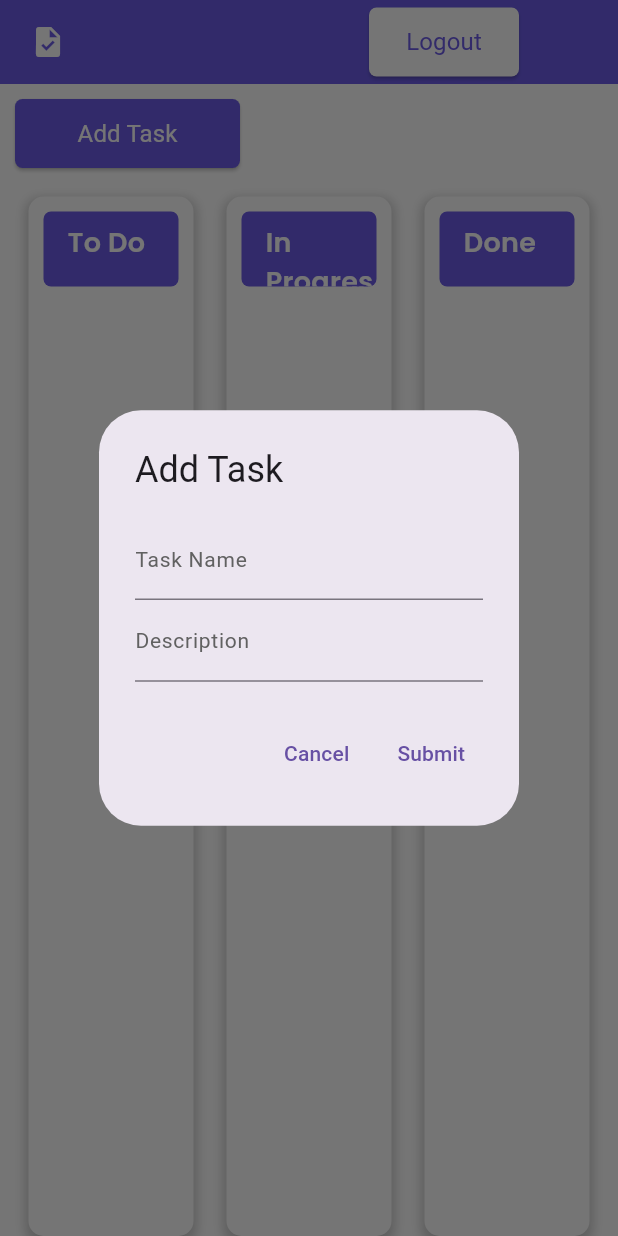
After one commit to Ashiquekk696/Bloc_Clean_todo_app, a Flutter app: the HomeScreen screen opened by its route, after a tap on "Add Task", on a phone screen of 412 x 824 dp. The commit adds this screen. Run offline on Flutter 3.47's test engine with Material 3 defaults, Android fonts, the phone set to English and light mode, and no system bars; our stand-ins replace flutter_bloc, get_it, google_fonts, hive, hive_flutter; accounts and stored records are empty.

Commit message:
Drag and drop implemented more code refactoring task deletion implemented

```diff
--- a/lib/core/utils/di.dart
+++ b/lib/core/utils/di.dart
@@ -5,8 +5,8 @@ import 'package:kinzy_todo_app/features/authentication/domain/usecases/login_use
 import 'package:kinzy_todo_app/features/authentication/domain/usecases/logout_usecase.dart';
 import 'package:kinzy_todo_app/features/authentication/domain/usecases/signup_usecase.dart';
 import 'package:kinzy_todo_app/features/authentication/presentation/bloc/auth_bloc.dart';
-import 'package:kinzy_todo_app/features/tasks/data/todo_repo_impl.dart';
-import 'package:kinzy_todo_app/features/tasks/domain/todo_repo.dart';
+import 'package:kinzy_todo_app/features/tasks/data/task_repo_impl.dart';
+import 'package:kinzy_todo_app/features/tasks/domain/task_repo.dart';
 import 'package:kinzy_todo_app/features/tasks/presentation/bloc/task_bloc.dart';
 
 import '../../features/authentication/data/repository/auth_repository.dart';
--- a/lib/core/utils/routes.dart
+++ b/lib/core/utils/routes.dart
@@ -14,12 +14,12 @@ class AppRoutes {
       case auth:
 
       // case home:
-      return MaterialPageRoute(builder: (_) => AuthScreen());
+      return MaterialPageRoute(builder: (_) => const AuthScreen());
 
       case task:
 
 
-      return MaterialPageRoute(builder: (_) => HomeScreen());
+      return MaterialPageRoute(builder: (_) => const HomeScreen());
 
        default:
          return _errorRoute();
--- a/lib/features/authentication/domain/usecases/login_usecase.dart
+++ b/lib/features/authentication/domain/usecases/login_usecase.dart
@@ -14,7 +14,7 @@ class LoginUseCase {
       bool userExists = await authRepository.login(user);
       if (userExists == true) {
         Navigator.of(NavigationService.navigatorKey.currentContext!)
-            .pushNamed(AppRoutes.task);
+            .pushReplacementNamed(AppRoutes.task);
       } else {
         ScaffoldMessenger.of(NavigationService.navigatorKey.currentContext!)
             .showSnackBar(
--- a/lib/features/authentication/domain/usecases/logout_usecase.dart
+++ b/lib/features/authentication/domain/usecases/logout_usecase.dart
@@ -13,7 +13,7 @@ class LogOutUseCase {
     try {
     await authRepository.logout();
      Navigator.of(NavigationService.navigatorKey.currentContext!)
-            .pushNamed(AppRoutes.auth);
+            .pushReplacementNamed(AppRoutes.auth);
     } catch (e) {
       rethrow;
     }
--- a/lib/features/authentication/presentation/ui/auth_screen.dart
+++ b/lib/features/authentication/presentation/ui/auth_screen.dart
@@ -6,8 +6,8 @@ import 'package:kinzy_todo_app/features/authentication/presentation/bloc/auth_bl
 import 'package:kinzy_todo_app/features/authentication/presentation/bloc/auth_state.dart';
 import 'package:kinzy_todo_app/features/authentication/presentation/ui/widgets/auth_tab.dart';
 
-import 'widgets/login_view.dart';
-import 'widgets/signup_view.dart';
+import 'widgets/login_widget.dart';
+import 'widgets/signup_widget.dart';
 
 class AuthScreen extends StatefulWidget {
   const AuthScreen({super.key});
--- a/lib/features/tasks/data/todo_repo_impl.dart
+++ b/lib/features/tasks/data/task_repo_impl.dart
@@ -1,7 +1,7 @@
 import 'package:hive/hive.dart';
 import 'package:kinzy_todo_app/features/authentication/data/models/task_model.dart';
 
-import '../domain/todo_repo.dart';
+import '../domain/task_repo.dart';
 
 class TodoRepoImpl extends TodoRepo{
   @override
@@ -17,6 +17,11 @@ class TodoRepoImpl extends TodoRepo{
     await box.add(task);
   }
 
+  @override
+  Future<void> deleteTask(TaskModel task)async {
+   var box = await Hive.openBox<TaskModel>('task');
+    await box.delete(task);
+  }
     @override
   Future<void> updateTask(TaskModel task,int index)async {
    var box = await Hive.openBox<TaskModel>('task');
--- a/lib/features/tasks/domain/todo_repo.dart
+++ b/lib/features/tasks/domain/task_repo.dart
@@ -5,4 +5,5 @@ abstract class TodoRepo{
    Future<List<TaskModel>> getTasksFromHive();
      Future<void> updateTask(TaskModel task,int index);
    Future<void> createTask(TaskModel task);
+      Future<void> deleteTask(TaskModel task);
 }
--- a/lib/features/tasks/presentation/bloc/task_bloc.dart
+++ b/lib/features/tasks/presentation/bloc/task_bloc.dart
@@ -1,6 +1,6 @@
 import 'dart:async';
 import 'package:flutter_bloc/flutter_bloc.dart';
-import 'package:kinzy_todo_app/features/tasks/domain/todo_repo.dart';
+import 'package:kinzy_todo_app/features/tasks/domain/task_repo.dart';
 import 'package:kinzy_todo_app/features/tasks/presentation/bloc/task_state.dart';
 import 'package:kinzy_todo_app/features/tasks/presentation/bloc/tast_event.dart';
 
@@ -10,6 +10,7 @@ final TodoRepo todoRepo;
     on<AddTaskEvent>(_addTask);
     on<GetTaskEvent>(_getTask);
     on<UpdateTaskEvent>(_updateTask);
+    on<DeleteTaskEvent>(_deleteTask);
   }
 
   FutureOr<void> _getTask(event, emit) async{
@@ -30,9 +31,19 @@ final TodoRepo todoRepo;
   FutureOr<void> _updateTask(UpdateTaskEvent event, emit)async {
     emit(state.copyWith(addTaskStatus: ApiStatus.loading));
     final tasks = state.taskList.toList();
-       tasks[event.index] = tasks[event.index].copyWith(status: event.status);
+       tasks[event.index] = tasks[event.index].copyWith(status: event.status,name: event.taskModel.name,
+       description: event.taskModel.description);
 
     await todoRepo.updateTask(event.taskModel,event.index,);
     emit(state.copyWith(taskList: tasks, addTaskStatus: ApiStatus.loaded));
   }
+
+
+    FutureOr<void> _deleteTask(DeleteTaskEvent event, emit)async {
+    emit(state.copyWith(addTaskStatus: ApiStatus.loading));
+    final tasks = state.taskList.toList();
+    await todoRepo.deleteTask(event.taskModel);
+    tasks.remove(event.taskModel);
+    emit(state.copyWith(taskList: tasks, addTaskStatus: ApiStatus.loaded));
+  }
 }
--- a/lib/features/tasks/presentation/bloc/tast_event.dart
+++ b/lib/features/tasks/presentation/bloc/tast_event.dart
@@ -16,3 +16,9 @@ class UpdateTaskEvent extends TaskEvent{
    final TaskStatus status;
  UpdateTaskEvent(this.taskModel,this.index,this.status);
 }
+
+class DeleteTaskEvent extends TaskEvent{
+   final TaskModel taskModel;
+
+ DeleteTaskEvent(  this.taskModel,);
+}
--- a/lib/features/tasks/presentation/ui/task_screen.dart
+++ b/lib/features/tasks/presentation/ui/task_screen.dart
@@ -2,14 +2,17 @@ import 'package:flutter/material.dart';
 import 'package:flutter_bloc/flutter_bloc.dart';
 import 'package:get_it/get_it.dart';
 import 'package:kinzy_todo_app/core/utils/app_font_styles.dart';
-import 'package:kinzy_todo_app/core/utils/colors.dart';
 import 'package:kinzy_todo_app/core/widgets/app_button.dart';
-import 'package:kinzy_todo_app/features/authentication/data/models/task_model.dart';
-import 'package:kinzy_todo_app/features/tasks/presentation/bloc/task_bloc.dart';
 import 'package:kinzy_todo_app/features/tasks/presentation/bloc/task_state.dart';
 import 'package:kinzy_todo_app/features/tasks/presentation/bloc/tast_event.dart';
+import 'package:kinzy_todo_app/features/tasks/presentation/ui/widgets/add_task_button.dart';
 import 'package:kinzy_todo_app/features/tasks/presentation/ui/widgets/task_appbar.dart';
 import 'package:kinzy_todo_app/features/tasks/presentation/ui/widgets/task_column.dart';
+import 'package:kinzy_todo_app/features/tasks/presentation/ui/widgets/task_list.dart';
+
+import '../../../../core/utils/colors.dart';
+import '../../../authentication/data/models/task_model.dart';
+import '../bloc/task_bloc.dart';
 
 class HomeScreen extends StatefulWidget {
   const HomeScreen({super.key});
@@ -20,6 +23,7 @@ class HomeScreen extends StatefulWidget {
 
 class _HomeScreenState extends State<HomeScreen> {
   late TaskBloc _taskBloc;
+
   @override
   void initState() {
     _taskBloc = GetIt.I<TaskBloc>();
@@ -27,92 +31,15 @@ class _HomeScreenState extends State<HomeScreen> {
     super.initState();
   }
 
-  @override
-  Widget build(BuildContext context) {
-    return Scaffold(
-      appBar: AppBar(
-        backgroundColor: const Color(AppColors.primaryColor),
-        leading: const Padding(
-          padding: EdgeInsets.symmetric(horizontal: 20.0),
-          child: Icon(Icons.task, color: Colors.white), // ToDo Icon
-        ),
-        title: const AppBarButton(),
-        centerTitle: false,
-      ),
-      body: BlocBuilder<TaskBloc, TaskState>(
-          bloc: _taskBloc,
-          builder: (context, state) {
-            return Stack(
-              children: [
-                Padding(
-                  padding: const EdgeInsets.only(top: 60),
-                  child: Padding(
-                    padding:
-                        const EdgeInsets.only(right: 8, left: 8.0, top: 15),
-                    child: Row(
-                      mainAxisAlignment: MainAxisAlignment.start,
-                      children: [
-                        Expanded(
-                          child: TaskColumn(
-                            title: 'To Do',
-                            tasks: state.taskList
-                                .where(
-                                  (element) =>
-                                      element.status == TaskStatus.todo.name,
-                                )
-                                .toList(),
-                          ),
-                        ),
-                        Expanded(
-                          child: TaskColumn(
-                            title: 'In Progress',
-                            tasks: state.taskList
-                                .where(
-                                  (element) =>
-                                      element.status ==
-                                      TaskStatus.inProgress.name,
-                                )
-                                .toList(),
-                          ),
-                        ),
-                        Expanded(
-                          child: TaskColumn(
-                            title: 'Done',
-                            tasks: state.taskList
-                                .where(
-                                  (element) =>
-                                      element.status == TaskStatus.done.name,
-                                )
-                                .toList(),
-                          ),
-                        ),
-                      ],
-                    ),
-                  ),
-                ),
-                Positioned(
-                  top: 10,
-                  left: 10,
-                  child: SizedBox(
-                    width: 150,
-                    child: CustomButton(
-                      onPressed: () {
-                        _showAddTaskDialog(context);
-                      },
-                      text: "Add Task",
-                    ),
-                  ),
-                ),
-              ],
-            );
-          }),
-    );
+  /// Handles task drop by updating its status.
+  void _onTaskDropped(TaskModel task, TaskStatus newStatus, int index) {
+    final updatedTask = task.copyWith(status: newStatus);
+    _taskBloc.add(UpdateTaskEvent(updatedTask, index, newStatus));
   }
 
   void _showAddTaskDialog(BuildContext context) {
     final TextEditingController nameController = TextEditingController();
     final TextEditingController descriptionController = TextEditingController();
-    final TextEditingController timeController = TextEditingController();
 
     showDialog(
       context: context,
@@ -125,33 +52,33 @@ class _HomeScreenState extends State<HomeScreen> {
               TextField(
                 controller: nameController,
                 decoration: InputDecoration(
-                    labelText: 'Task Name',
-                    labelStyle: AppTextStyles.bodyMedium),
+                  labelText: 'Task Name',
+                  labelStyle: AppTextStyles.bodyMedium,
+                ),
               ),
               TextField(
                 controller: descriptionController,
                 decoration: InputDecoration(
-                    labelText: 'Description',
-                    labelStyle: AppTextStyles.bodyMedium),
+                  labelText: 'Description',
+                  labelStyle: AppTextStyles.bodyMedium,
+                ),
               ),
             ],
           ),
           actions: [
             TextButton(
-              onPressed: () {
-                Navigator.of(context).pop();
-              },
+              onPressed: () => Navigator.of(context).pop(),
               child: const Text('Cancel'),
             ),
             TextButton(
               onPressed: () {
                 final task = TaskModel(
+                  time: "",
                   name: nameController.text,
                   description: descriptionController.text,
-                  time: timeController.text,
+                  status: TaskStatus.todo.name,
                 );
                 _taskBloc.add(AddTaskEvent(task));
-
                 Navigator.of(context).pop();
               },
               child: const Text('Submit'),
@@ -161,4 +88,34 @@ class _HomeScreenState extends State<HomeScreen> {
       },
     );
   }
+
+  @override
+  Widget build(BuildContext context) {
+    return Scaffold(
+      appBar: AppBar(
+        backgroundColor: const Color(AppColors.primaryColor),
+        leading: const Padding(
+          padding: EdgeInsets.symmetric(horizontal: 20.0),
+          child: Icon(Icons.task, color: Colors.white),
+        ),
+        title: const AppBarButton(),
+        centerTitle: false,
+      ),
+      body: BlocBuilder<TaskBloc, TaskState>(
+        bloc: _taskBloc,
+        builder: (context, state) {
+          return Stack(
+            children: [
+              TaskList(
+                taskBloc: _taskBloc,
+                state: state,
+                onTaskDropped: _onTaskDropped,
+              ),
+              AddTaskButton(onPressed: () => _showAddTaskDialog(context)),
+            ],
+          );
+        },
+      ),
+    );
+  }
 }
--- /dev/null
+++ b/lib/features/tasks/presentation/ui/widgets/add_task_button.dart
@@ -0,0 +1,27 @@
+
+import 'package:flutter/material.dart';
+import 'package:kinzy_todo_app/core/widgets/app_button.dart';
+
+class AddTaskButton extends StatelessWidget {
+  final VoidCallback onPressed;
+
+  const AddTaskButton({
+    required this.onPressed,
+    Key? key,
+  }) : super(key: key);
+
+  @override
+  Widget build(BuildContext context) {
+    return Positioned(
+      top: 10,
+      left: 10,
+      child: SizedBox(
+        width: 150,
+        child: CustomButton(
+          onPressed: onPressed,
+          text: "Add Task",
+        ),
+      ),
+    );
+  }
+}
--- a/lib/features/tasks/presentation/ui/widgets/task_column.dart
+++ b/lib/features/tasks/presentation/ui/widgets/task_column.dart
@@ -1,4 +1,3 @@
-
 import 'package:flutter/material.dart';
 import 'package:kinzy_todo_app/core/utils/app_font_styles.dart';
 import 'package:kinzy_todo_app/features/authentication/data/models/task_model.dart';
@@ -9,23 +8,31 @@ import 'task_card.dart';
 class TaskColumn extends StatelessWidget {
   final String title;
   final List<TaskModel> tasks;
+  final Function(TaskModel, String) onTaskDropped;
 
-  const TaskColumn({super.key, required this.title, required this.tasks});
+  const TaskColumn({
+    super.key,
+    required this.title,
+    required this.tasks,
+    required this.onTaskDropped,
+  });
 
   @override
   Widget build(BuildContext context) {
     return Padding(
       padding: const EdgeInsets.symmetric(horizontal: 11.0),
-      child: Container(
+      child: DragTarget<TaskModel>(
+        onAccept: (task) => onTaskDropped(task, title),
+        builder: (context, candidateData, rejectedData) => Container(
           decoration: BoxDecoration(
             color: Colors.white,
             borderRadius: BorderRadius.circular(10),
             boxShadow: [
               BoxShadow(
-              color: Colors.grey.withOpacity(0.5), // Shadow color
-              spreadRadius: 2, // How much the shadow spreads
-              blurRadius: 5, // Blur radius of the shadow
-              offset: const Offset(0, 3), // Shadow offset (x, y)
+                color: Colors.grey.withOpacity(0.5),
+                spreadRadius: 2,
+                blurRadius: 5,
+                offset: const Offset(0, 3),
               ),
             ],
           ),
@@ -37,20 +44,29 @@ class TaskColumn extends StatelessWidget {
                   width: double.maxFinite,
                   height: 50,
                   decoration: BoxDecoration(
-                  color:const Color(AppColors.primaryColor) ,
-                  borderRadius: BorderRadius.circular(5)),
-                padding: const EdgeInsets.only(left: 16.0,top: 8),
-
+                    color: const Color(AppColors.primaryColor),
+                    borderRadius: BorderRadius.circular(5),
+                  ),
+                  padding: const EdgeInsets.only(left: 16.0, top: 8),
                   child: Text(
                     title,
-                  style: AppTextStyles.headingMedium.copyWith(color: const Color(AppColors.white,),fontSize: 18),
+                    style: AppTextStyles.headingMedium.copyWith(
+                      color: const Color(AppColors.white),
+                      fontSize: 18,
+                    ),
                   ),
                 ),
                 Expanded(
                   child: ListView.builder(
                     itemCount: tasks.length,
                     itemBuilder: (context, index) {
-                    return TaskCard(task: tasks[index],index:index);
+                     return Draggable<TaskModel>(
+                        data: tasks[index],
+                        feedback: Material(
+                          child: TaskCard(task: tasks[index], index: index),
+                        ),
+                        child: TaskCard(task: tasks[index], index: index),
+                      );
                     },
                   ),
                 ),
@@ -58,6 +74,7 @@ class TaskColumn extends StatelessWidget {
             ),
           ),
         ),
+      ),
     );
   }
 }
--- /dev/null
+++ b/lib/features/tasks/presentation/ui/widgets/task_list.dart
@@ -0,0 +1,73 @@
+import 'package:flutter/material.dart';
+import 'package:kinzy_todo_app/features/authentication/data/models/task_model.dart';
+import 'package:kinzy_todo_app/features/tasks/presentation/bloc/task_bloc.dart';
+
+import '../../bloc/task_state.dart';
+import 'task_column.dart';
+
+class TaskList extends StatelessWidget {
+  final TaskBloc taskBloc;
+  final TaskState state;
+  final Function(TaskModel task, TaskStatus status, int index) onTaskDropped;
+
+  const TaskList({
+    required this.taskBloc,
+    required this.state,
+    required this.onTaskDropped,
+    Key? key,
+  }) : super(key: key);
+
+  @override
+  Widget build(BuildContext context) {
+    return Padding(
+      padding: const EdgeInsets.only(top: 60),
+      child: Padding(
+        padding: const EdgeInsets.only(right: 8, left: 8.0, top: 15),
+        child: Row(
+          mainAxisAlignment: MainAxisAlignment.start,
+          children: [
+            Expanded(
+              child: TaskColumn(
+                title: 'To Do',
+                tasks: state.taskList
+                    .where((task) => task.status == TaskStatus.todo.name)
+                    .toList(),
+                onTaskDropped: (task, status) => onTaskDropped(
+                  task,
+                  TaskStatus.todo,
+                  state.taskList.indexOf(task),
+                ),
+              ),
+            ),
+            Expanded(
+              child: TaskColumn(
+                title: 'In Progress',
+                tasks: state.taskList
+                    .where((task) => task.status == TaskStatus.inProgress.name)
+                    .toList(),
+                onTaskDropped: (task, status) => onTaskDropped(
+                  task,
+                  TaskStatus.inProgress,
+                  state.taskList.indexOf(task),
+                ),
+              ),
+            ),
+            Expanded(
+              child: TaskColumn(
+                title: 'Done',
+                tasks: state.taskList
+                    .where((task) => task.status == TaskStatus.done.name)
+                    .toList(),
+                onTaskDropped: (task, status) => onTaskDropped(
+                  task,
+                  TaskStatus.done,
+                  state.taskList.indexOf(task),
+                ),
+              ),
+            ),
+          ],
+        ),
+      ),
+    );
+  }
+}
--- a/lib/main.dart
+++ b/lib/main.dart
@@ -6,7 +6,9 @@ import 'package:kinzy_todo_app/core/utils/di.dart';
 import 'package:kinzy_todo_app/core/utils/navigation_service.dart';
 import 'package:kinzy_todo_app/core/utils/routes.dart';
 import 'package:kinzy_todo_app/features/authentication/data/models/user_model.dart';
+import 'package:kinzy_todo_app/features/authentication/presentation/ui/auth_screen.dart';
 import 'features/authentication/data/models/task_model.dart';
+import 'features/tasks/presentation/ui/task_screen.dart';
 
 void main() async {
   WidgetsFlutterBinding.ensureInitialized();
@@ -35,6 +37,7 @@ class MyApp extends StatelessWidget {
       ),
       debugShowCheckedModeBanner: false,
       title: 'Finzy Todo App',
+      //home: const AuthScreen(),
       navigatorKey: NavigationService.navigatorKey,
       onGenerateRoute: AppRoutes.generateRoute,
     );
```
Also changed, not shown: lib/features/tasks/presentation/ui/widgets/task_card.dart (+12 -14 lines), lib/features/authentication/presentation/ui/widgets/login_widget.dart (renamed from lib/features/authentication/presentation/ui/widgets/login_view.dart), lib/features/authentication/presentation/ui/widgets/signup_widget.dart (renamed from lib/features/authentication/presentation/ui/widgets/signup_view.dart). Lines whose indentation alone changed are shown as unchanged.
